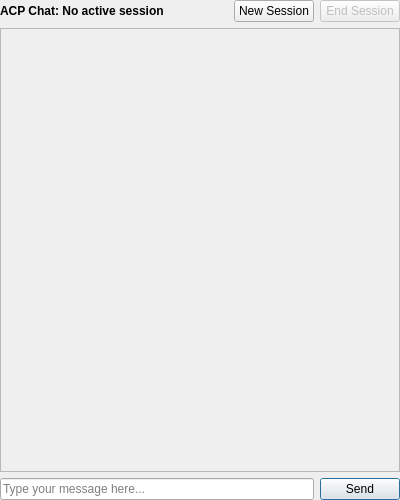
This is addons/acpclient/acpclientchat.ui in KDE/kate as Qt 5 draws it before an edit. The edited form follows.
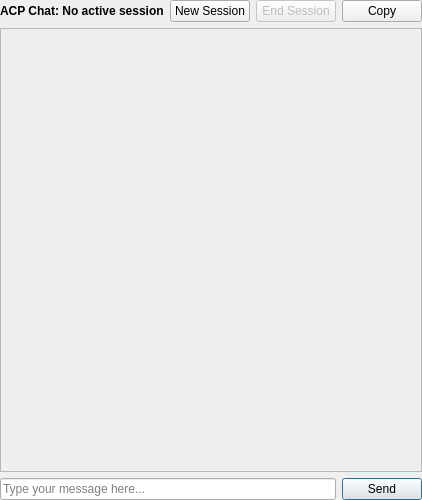
This is the edited form. Icons and pictures are not drawn.

Commit message: some kind of copy

Patch:
```diff
--- a/addons/acpclient/acpclientchat.ui
+++ b/addons/acpclient/acpclientchat.ui
@@ -80,6 +80,19 @@
        </property>
       </widget>
      </item>
+     <item>
+      <widget class="QPushButton" name="copyButton">
+       <property name="text">
+        <string>Copy</string>
+       </property>
+       <property name="icon">
+        <iconset theme="edit-copy"/>
+       </property>
+       <property name="toolTip">
+        <string>Copy chat text to clipboard</string>
+       </property>
+      </widget>
+     </item>
     </layout>
    </item>
    <item>
```
The commit also changes 2 other files.
